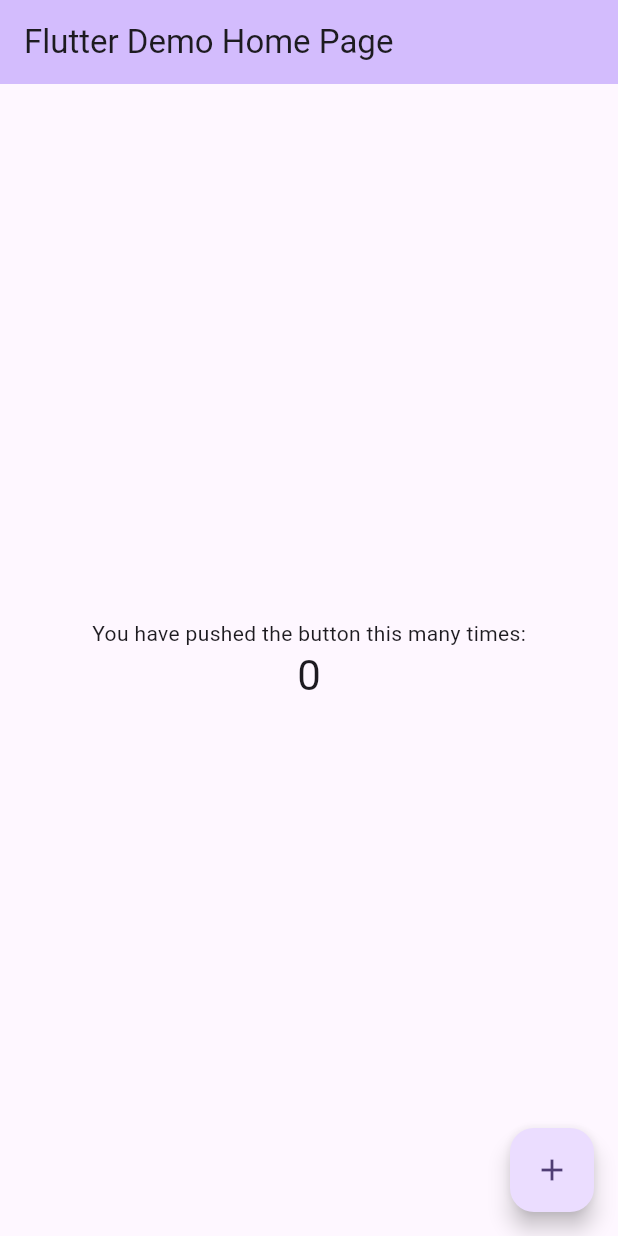
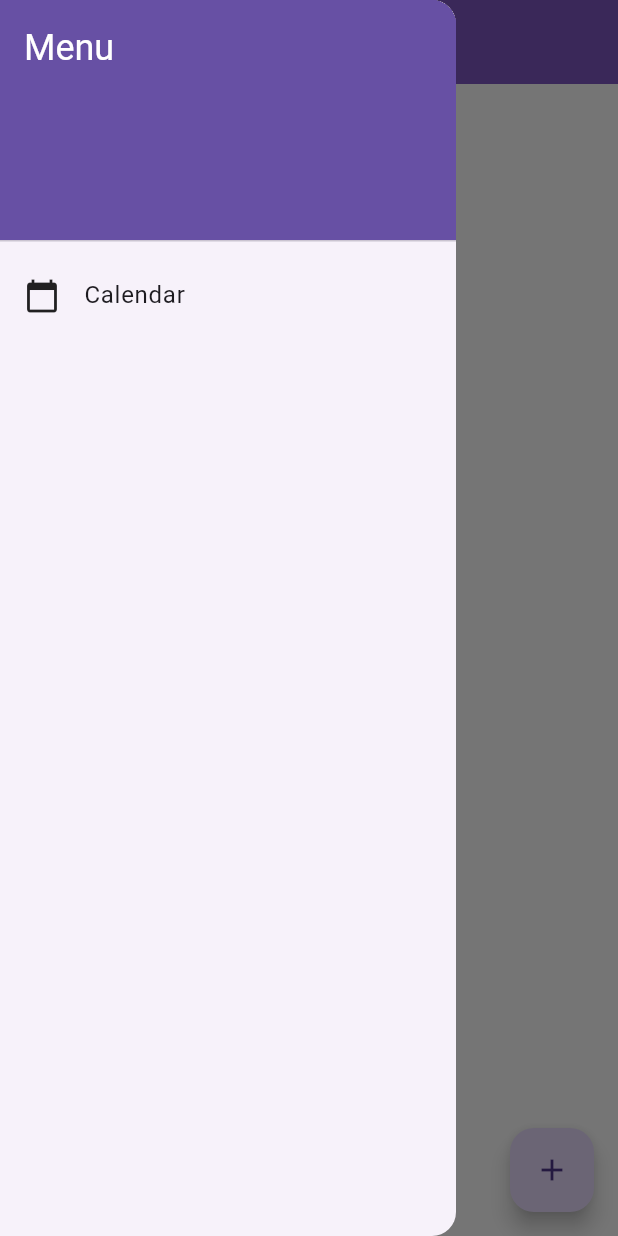
Before and after one commit to NasheethAhmedA/AskYourSelf, a Flutter app: the screen it shows after launch, with the side drawer open (before the commit the screen has no drawer), on a phone screen of 412 x 824 dp. Run offline on Flutter 3.47's test engine with Material 3 defaults, Android fonts, the phone set to English and light mode, and no system bars.

Commit message:
Added project structure
added the base project structure.

```diff
--- /dev/null
+++ b/lib/core/theme.dart
@@ -0,0 +1,18 @@
+import 'package:flutter/material.dart';
+
+class AppTheme {
+  static final ThemeData lightTheme = ThemeData(
+    primarySwatch: Colors.deepPurple,
+    useMaterial3: true,
+    scaffoldBackgroundColor: Colors.white,
+    appBarTheme: AppBarTheme(
+      backgroundColor: Colors.deepPurple[400],
+      centerTitle: true,
+      titleTextStyle: const TextStyle(
+        fontSize: 20,
+        fontWeight: FontWeight.bold,
+        color: Colors.white,
+      ),
+    ),
+  );
+}
--- a/lib/main.dart
+++ b/lib/main.dart
@@ -1,125 +1,30 @@
 import 'package:flutter/material.dart';
+import 'package:provider/provider.dart';
+import 'core/theme.dart';
+import 'providers/question_provider.dart';
+import 'screens/home_screen.dart';
 
 void main() {
-  runApp(const MyApp());
+  runApp(
+    MultiProvider(
+      providers: [
+        ChangeNotifierProvider(create: (_) => QuestionProvider()),
+      ],
+      child: const AskYourSelfApp(),
+    ),
+  );
 }
 
-class MyApp extends StatelessWidget {
-  const MyApp({super.key});
+class AskYourSelfApp extends StatelessWidget {
+  const AskYourSelfApp({super.key});
 
-  // This widget is the root of your application.
   @override
   Widget build(BuildContext context) {
     return MaterialApp(
-      title: 'Flutter Demo',
-      theme: ThemeData(
-        // This is the theme of your application.
-        //
-        // TRY THIS: Try running your application with "flutter run". You'll see
-        // the application has a purple toolbar. Then, without quitting the app,
-        // try changing the seedColor in the colorScheme below to Colors.green
-        // and then invoke "hot reload" (save your changes or press the "hot
-        // reload" button in a Flutter-supported IDE, or press "r" if you used
-        // the command line to start the app).
-        //
-        // Notice that the counter didn't reset back to zero; the application
-        // state is not lost during the reload. To reset the state, use hot
-        // restart instead.
-        //
-        // This works for code too, not just values: Most code changes can be
-        // tested with just a hot reload.
-        colorScheme: ColorScheme.fromSeed(seedColor: Colors.deepPurple),
-        useMaterial3: true,
-      ),
-      home: const MyHomePage(title: 'Flutter Demo Home Page'),
+      title: 'AskYourSelf',
+      debugShowCheckedModeBanner: false,
+      theme: AppTheme.lightTheme,
+      home: const HomeScreen(),
     );
   }
 }
-
-class MyHomePage extends StatefulWidget {
-  const MyHomePage({super.key, required this.title});
-
-  // This widget is the home page of your application. It is stateful, meaning
-  // that it has a State object (defined below) that contains fields that affect
-  // how it looks.
-
-  // This class is the configuration for the state. It holds the values (in this
-  // case the title) provided by the parent (in this case the App widget) and
-  // used by the build method of the State. Fields in a Widget subclass are
-  // always marked "final".
-
-  final String title;
-
-  @override
-  State<MyHomePage> createState() => _MyHomePageState();
-}
-
-class _MyHomePageState extends State<MyHomePage> {
-  int _counter = 0;
-
-  void _incrementCounter() {
-    setState(() {
-      // This call to setState tells the Flutter framework that something has
-      // changed in this State, which causes it to rerun the build method below
-      // so that the display can reflect the updated values. If we changed
-      // _counter without calling setState(), then the build method would not be
-      // called again, and so nothing would appear to happen.
-      _counter++;
-    });
-  }
-
-  @override
-  Widget build(BuildContext context) {
-    // This method is rerun every time setState is called, for instance as done
-    // by the _incrementCounter method above.
-    //
-    // The Flutter framework has been optimized to make rerunning build methods
-    // fast, so that you can just rebuild anything that needs updating rather
-    // than having to individually change instances of widgets.
-    return Scaffold(
-      appBar: AppBar(
-        // TRY THIS: Try changing the color here to a specific color (to
-        // Colors.amber, perhaps?) and trigger a hot reload to see the AppBar
-        // change color while the other colors stay the same.
-        backgroundColor: Theme.of(context).colorScheme.inversePrimary,
-        // Here we take the value from the MyHomePage object that was created by
-        // the App.build method, and use it to set our appbar title.
-        title: Text(widget.title),
-      ),
-      body: Center(
-        // Center is a layout widget. It takes a single child and positions it
-        // in the middle of the parent.
-        child: Column(
-          // Column is also a layout widget. It takes a list of children and
-          // arranges them vertically. By default, it sizes itself to fit its
-          // children horizontally, and tries to be as tall as its parent.
-          //
-          // Column has various properties to control how it sizes itself and
-          // how it positions its children. Here we use mainAxisAlignment to
-          // center the children vertically; the main axis here is the vertical
-          // axis because Columns are vertical (the cross axis would be
-          // horizontal).
-          //
-          // TRY THIS: Invoke "debug painting" (choose the "Toggle Debug Paint"
-          // action in the IDE, or press "p" in the console), to see the
-          // wireframe for each widget.
-          mainAxisAlignment: MainAxisAlignment.center,
-          children: <Widget>[
-            const Text(
-              'You have pushed the button this many times:',
-            ),
-            Text(
-              '$_counter',
-              style: Theme.of(context).textTheme.headlineMedium,
-            ),
-          ],
-        ),
-      ),
-      floatingActionButton: FloatingActionButton(
-        onPressed: _incrementCounter,
-        tooltip: 'Increment',
-        child: const Icon(Icons.add),
-      ), // This trailing comma makes auto-formatting nicer for build methods.
-    );
-  }
-}
--- /dev/null
+++ b/lib/models/question_model.dart
@@ -0,0 +1,31 @@
+class Question {
+  int? id;
+  final String text;
+  final String type;
+  final int askAgainAfterDays;
+
+  Question({
+    this.id,
+    required this.text,
+    required this.type,
+    required this.askAgainAfterDays,
+  });
+
+  Map<String, dynamic> toMap() {
+    return {
+      'id': id,
+      'text': text,
+      'type': type,
+      'askAgainAfterDays': askAgainAfterDays,
+    };
+  }
+
+  factory Question.fromMap(Map<String, dynamic> map) {
+    return Question(
+      id: map['id'],
+      text: map['text'],
+      type: map['type'],
+      askAgainAfterDays: map['askAgainAfterDays'],
+    );
+  }
+}
--- /dev/null
+++ b/lib/providers/question_provider.dart
@@ -0,0 +1,23 @@
+import 'package:flutter/material.dart';
+import '../models/question_model.dart';
+
+class QuestionProvider with ChangeNotifier {
+  List<Question> _questions = [];
+
+  List<Question> get questions => _questions;
+
+  void setQuestions(List<Question> list) {
+    _questions = list;
+    notifyListeners();
+  }
+
+  void addQuestion(Question question) {
+    _questions.add(question);
+    notifyListeners();
+  }
+
+  void removeQuestion(Question question) {
+    _questions.remove(question);
+    notifyListeners();
+  }
+}
--- /dev/null
+++ b/lib/screens/calendar_screen.dart
@@ -0,0 +1,15 @@
+import 'package:flutter/material.dart';
+
+class CalendarScreen extends StatelessWidget {
+  const CalendarScreen({super.key});
+
+  @override
+  Widget build(BuildContext context) {
+    return Scaffold(
+      appBar: AppBar(title: const Text("Answers Calendar")),
+      body: const Center(
+        child: Text("Calendar UI Coming Soon"),
+      ),
+    );
+  }
+}
--- /dev/null
+++ b/lib/screens/home_screen.dart
@@ -0,0 +1,31 @@
+import 'package:flutter/material.dart';
+import 'package:provider/provider.dart';
+import '../providers/question_provider.dart';
+import '../widgets/drawer_menu.dart';
+import '../widgets/question_tile.dart';
+
+class HomeScreen extends StatelessWidget {
+  const HomeScreen({super.key});
+
+  @override
+  Widget build(BuildContext context) {
+    final questions = context.watch<QuestionProvider>().questions;
+
+    return Scaffold(
+      appBar: AppBar(title: const Text("AskYourSelf")),
+      drawer: const DrawerMenu(),
+      body: questions.isEmpty
+          ? const Center(child: Text("No questions yet."))
+          : ListView.builder(
+              itemCount: questions.length,
+              itemBuilder: (ctx, i) => QuestionTile(question: questions[i]),
+            ),
+      floatingActionButton: FloatingActionButton(
+        onPressed: () {
+          // TODO: navigate to add question screen
+        },
+        child: const Icon(Icons.add),
+      ),
+    );
+  }
+}
--- /dev/null
+++ b/lib/widgets/drawer_menu.dart
@@ -0,0 +1,40 @@
+import 'package:flutter/material.dart';
+import '../screens/calendar_screen.dart';
+
+class DrawerMenu extends StatelessWidget {
+  const DrawerMenu({super.key});
+
+  @override
+  Widget build(BuildContext context) {
+    final theme = Theme.of(context);
+
+    return Drawer(
+      child: ListView(
+        children: [
+          DrawerHeader(
+            decoration: BoxDecoration(color: theme.colorScheme.primary),
+            child: Text(
+              "Menu",
+              style: theme.textTheme.headlineSmall?.copyWith(
+                color: theme.colorScheme.onPrimary,
+              ),
+            ),
+          ),
+          ListTile(
+            leading: Icon(Icons.calendar_today, color: theme.iconTheme.color),
+            title: Text(
+              "Calendar",
+              style: theme.textTheme.bodyLarge,
+            ),
+            onTap: () {
+              Navigator.push(
+                context,
+                MaterialPageRoute(builder: (_) => const CalendarScreen()),
+              );
+            },
+          ),
+        ],
+      ),
+    );
+  }
+}
--- a/pubspec.yaml
+++ b/pubspec.yaml
@@ -35,6 +35,10 @@ dependencies:
   # The following adds the Cupertino Icons font to your application.
   # Use with the CupertinoIcons class for iOS style icons.
   cupertino_icons: ^1.0.2
+  provider: ^6.1.5
+  path: ^1.8.3
+  sqflite: ^2.3.2
+  sqflite_common_ffi_web: ^0.4.2+3
 
 dev_dependencies:
   flutter_test:
```
Also changed, not shown: lib/widgets/question_tile.dart (added, +18 -0 lines), lib/db/database_helper.dart (added), lib/screens/answer_screen.dart (added), 1 other file.
